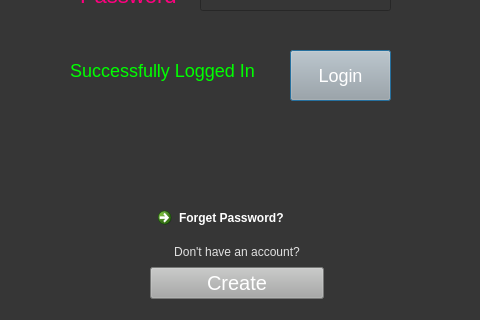
Old version of the form Resource/login.ui in the repository ayushkumar-25/Blood-Donation-Management-System; both pictures show x 0 to 480 and y 300 to 620 of the 480 by 620 pixel window.
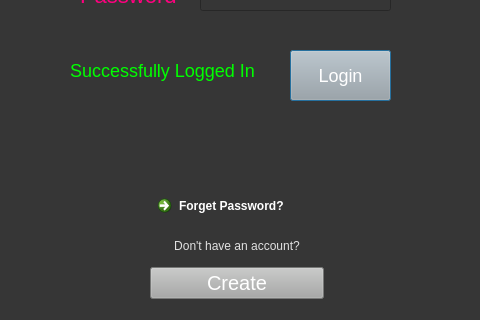
New version of the form.

Patch:
```diff
--- a/Resource/login.ui
+++ b/Resource/login.ui
@@ -181,9 +181,9 @@
    <property name="geometry">
     <rect>
      <x>150</x>
-     <y>500</y>
+     <y>488</y>
      <width>174</width>
-     <height>99</height>
+     <height>111</height>
     </rect>
    </property>
    <layout class="QVBoxLayout" name="verticalLayout">
```
Left out of the diff: 7 changed lines with no effect on the pictures.
